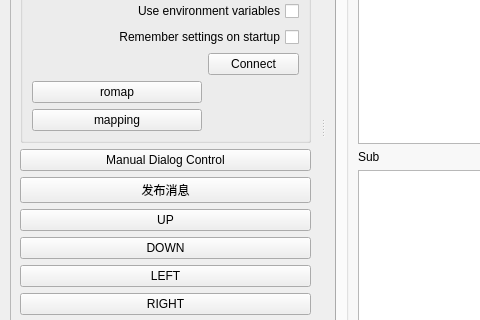
Old version of the form src/qtros/ui/main_window.ui in the repository Hmmmi/QT-ROS-Control; both pictures show x 0 to 480 and y 256 to 576 of the 1024 by 768 pixel window.
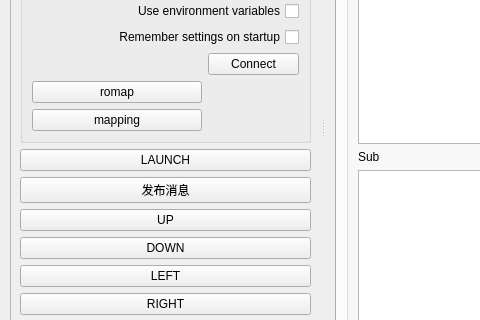
New version of the form. Icons and pictures are not drawn.

Diff of the .ui file:
```diff
--- a/src/qtros/ui/main_window.ui
+++ b/src/qtros/ui/main_window.ui
@@ -282,7 +282,7 @@
       <item>
        <widget class="QPushButton" name="dialog_button">
         <property name="text">
-         <string>Manual Dialog Control</string>
+         <string>LAUNCH</string>
         </property>
        </widget>
       </item>
```
